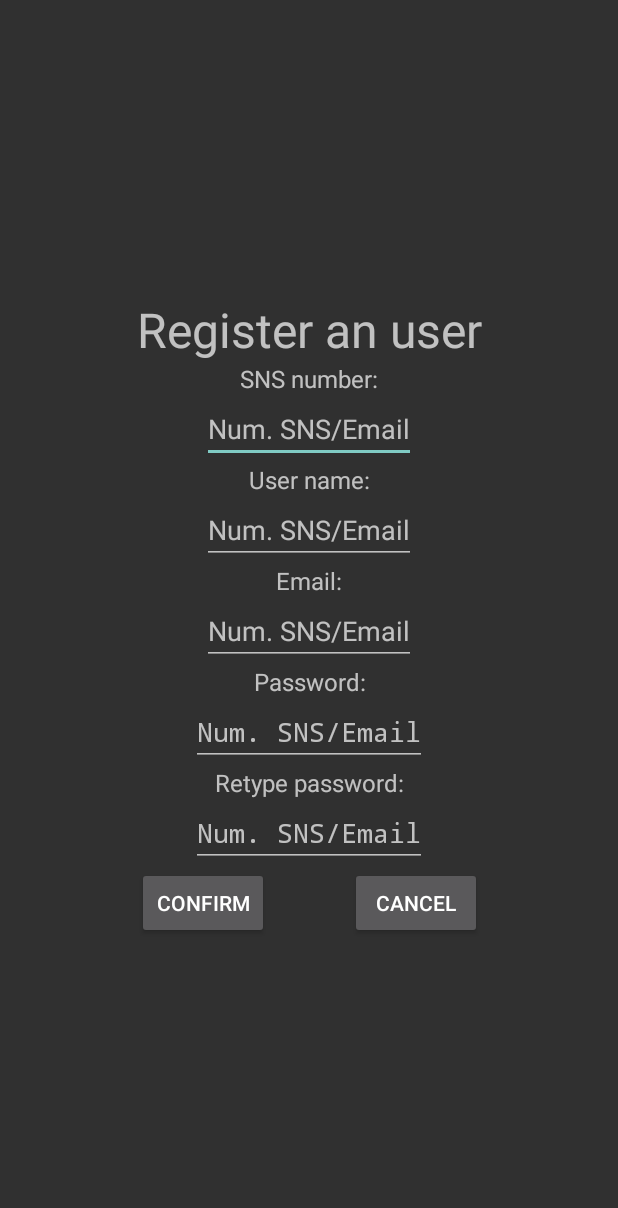
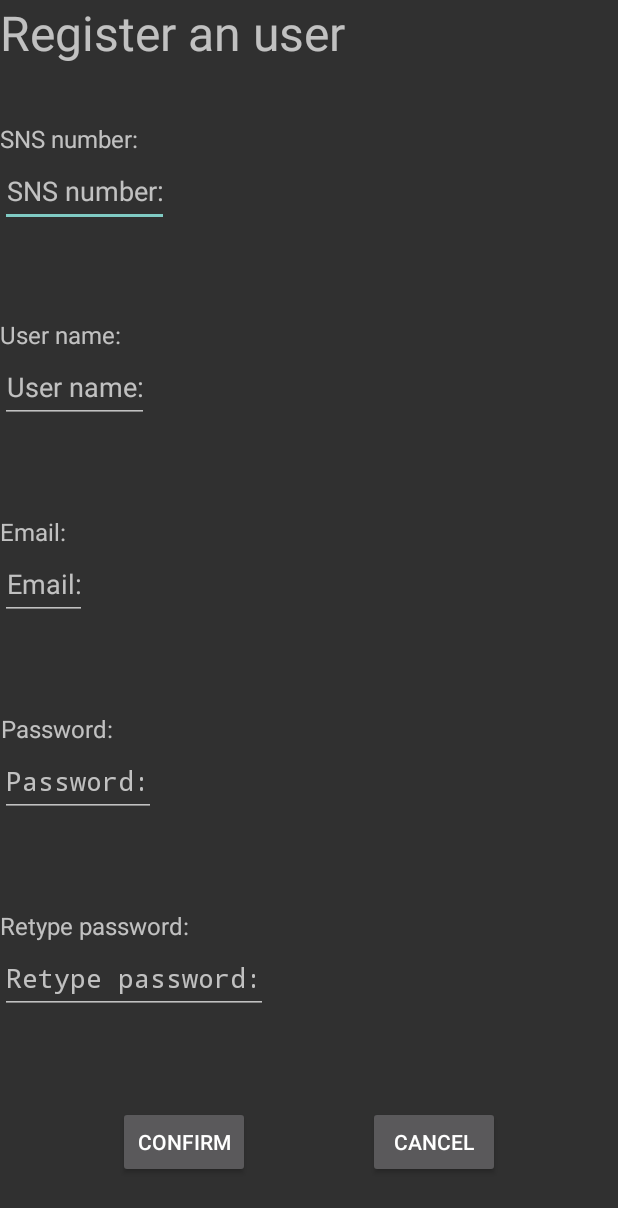
Before and after one commit to angelomorgado/AiSenhorDoutorMobileApp, an Android app: the RegisterUser screen opened directly, with no data from a screen before it, on a phone screen of 412 x 824 dp. Shown: the top 1208 px of the screen. Run offline under Robolectric (Android 15) with nearby library versions, the phone set to English and light mode, and no system bars; our stand-ins replace Room's generated code.

Commit message:
Improved layout

```diff
--- a/app/src/main/res/layout/register_user.xml
+++ b/app/src/main/res/layout/register_user.xml
@@ -7,14 +7,21 @@
     tools:context=".RegisterUser">
 
     <LinearLayout
-        android:layout_width="wrap_content"
-        android:layout_height="wrap_content"
+        android:layout_width="match_parent"
+        android:layout_height="match_parent"
         android:gravity="center"
         android:orientation="vertical"
         app:layout_constraintBottom_toBottomOf="parent"
         app:layout_constraintEnd_toEndOf="parent"
         app:layout_constraintStart_toStartOf="parent"
+        android:fillViewport="true"
         app:layout_constraintTop_toTopOf="parent">
+
+        <LinearLayout
+            android:layout_width="match_parent"
+            android:layout_height="wrap_content"
+            android:layout_weight="10"
+            android:orientation="vertical">
 
             <TextView
                 android:id="@+id/registerUserTitle"
@@ -23,6 +30,13 @@
                 android:text="@string/register_title_en"
                 android:textAlignment="center"
                 android:textSize="32sp" />
+        </LinearLayout>
+
+        <LinearLayout
+            android:layout_width="match_parent"
+            android:layout_height="wrap_content"
+            android:layout_weight="80"
+            android:orientation="vertical">
 
             <TextView
                 android:id="@+id/snsText"
@@ -37,9 +51,16 @@
                 android:layout_width="wrap_content"
                 android:layout_height="wrap_content"
                 android:autofillHints="text"
-            android:hint="@string/login_id_hint"
+                android:hint="@string/register_snsText_en"
                 android:inputType="text"
-            android:textAlignment="center" />
+                android:minHeight="48dp"
+                android:textAlignment="center"
+                tools:ignore="DuplicateSpeakableTextCheck" />
+
+            <Space
+                android:layout_width="match_parent"
+                android:layout_height="wrap_content"
+                android:layout_weight="2" />
 
             <TextView
                 android:id="@+id/nameText"
@@ -54,9 +75,16 @@
                 android:layout_width="wrap_content"
                 android:layout_height="wrap_content"
                 android:autofillHints="text"
-            android:hint="@string/login_id_hint"
+                android:hint="@string/register_nameText_en"
                 android:inputType="text"
-            android:textAlignment="center" />
+                android:minHeight="48dp"
+                android:textAlignment="center"
+                tools:ignore="DuplicateSpeakableTextCheck" />
+
+            <Space
+                android:layout_width="match_parent"
+                android:layout_height="wrap_content"
+                android:layout_weight="2" />
 
             <TextView
                 android:id="@+id/emailText"
@@ -71,9 +99,16 @@
                 android:layout_width="wrap_content"
                 android:layout_height="wrap_content"
                 android:autofillHints="text"
-            android:hint="@string/login_id_hint"
+                android:hint="@string/register_emailText"
                 android:inputType="textEmailAddress"
-            android:textAlignment="center" />
+                android:minHeight="48dp"
+                android:textAlignment="center"
+                tools:ignore="DuplicateSpeakableTextCheck" />
+
+            <Space
+                android:layout_width="match_parent"
+                android:layout_height="wrap_content"
+                android:layout_weight="2" />
 
             <TextView
                 android:id="@+id/passwordText"
@@ -88,9 +123,16 @@
                 android:layout_width="wrap_content"
                 android:layout_height="wrap_content"
                 android:autofillHints="text"
-            android:hint="@string/login_id_hint"
+                android:hint="@string/register_passwordText"
                 android:inputType="textPassword"
-            android:textAlignment="center" />
+                android:minHeight="48dp"
+                android:textAlignment="center"
+                tools:ignore="DuplicateSpeakableTextCheck" />
+
+            <Space
+                android:layout_width="match_parent"
+                android:layout_height="wrap_content"
+                android:layout_weight="2" />
 
             <TextView
                 android:id="@+id/retypePasswordText"
@@ -105,23 +147,29 @@
                 android:layout_width="wrap_content"
                 android:layout_height="wrap_content"
                 android:autofillHints="text"
-            android:hint="@string/login_id_hint"
+                android:hint="@string/register_rePasswordText_en"
                 android:inputType="textPassword"
-            android:textAlignment="center" />
+                android:minHeight="48dp"
+                android:textAlignment="center"
+                tools:ignore="DuplicateSpeakableTextCheck" />
 
-        <RelativeLayout
-            android:id="@+id/cover"
-            android:layout_width="wrap_content"
+            <Space
+                android:layout_width="match_parent"
                 android:layout_height="wrap_content"
-            android:background="@color/white"
-            android:translationZ="90dp"
-            android:visibility="visible" />
+                android:layout_weight="2" />
+        </LinearLayout>
 
         <LinearLayout
             android:layout_width="match_parent"
-            android:layout_height="match_parent"
+            android:layout_height="wrap_content"
             android:layout_gravity="center"
+            android:layout_weight="10"
             android:orientation="horizontal">
+
+            <Space
+                android:layout_width="wrap_content"
+                android:layout_height="wrap_content"
+                android:layout_weight="1" />
 
             <Button
                 android:id="@+id/confirm"
@@ -140,6 +188,11 @@
                 android:layout_width="wrap_content"
                 android:layout_height="wrap_content"
                 android:text="@string/register_cancel_en" />
+
+            <Space
+                android:layout_width="wrap_content"
+                android:layout_height="wrap_content"
+                android:layout_weight="1" />
         </LinearLayout>
     </LinearLayout>
 
```
Lines whose indentation alone changed are shown as unchanged.
